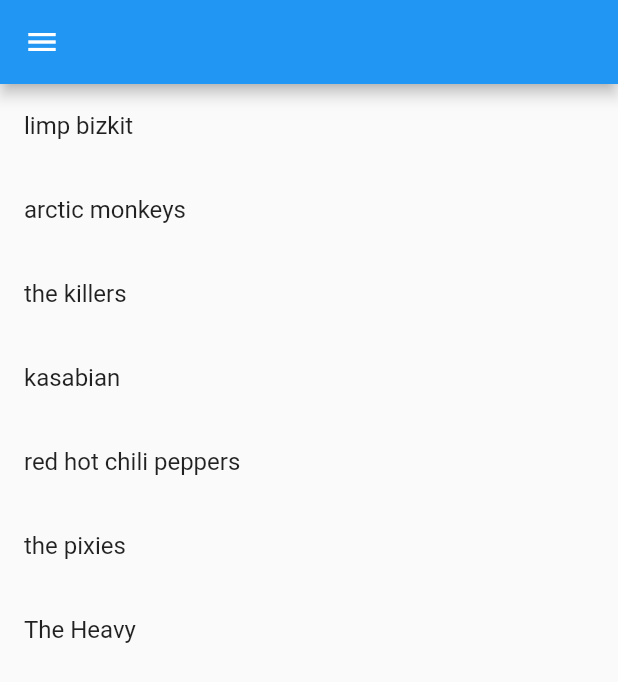
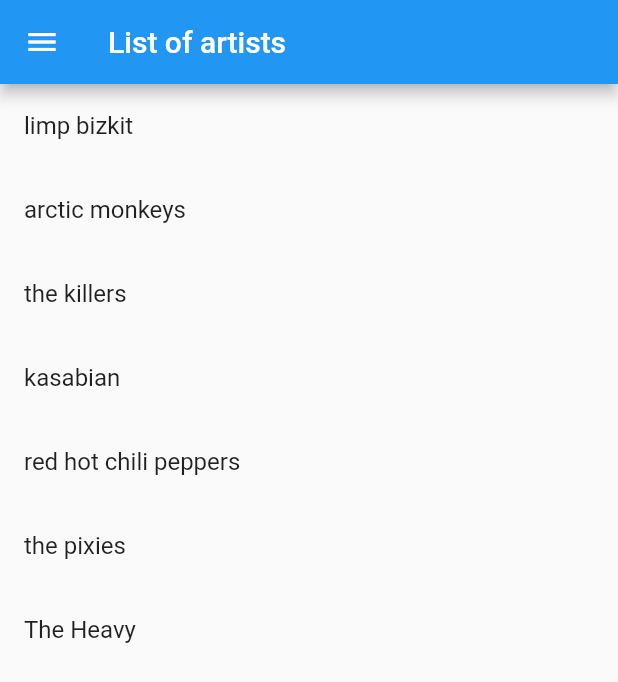
Before and after one commit to MariyaVik/skillbox_7_6, a Flutter app: the ArtistsList screen opened by its route, on a phone screen of 412 x 824 dp. Shown: the top 682 px of the screen. Run offline on Flutter 3.47's test engine with Material 2 defaults, Android fonts, the phone set to English and light mode, and no system bars.

Commit message:
little style change

```diff
--- a/lib/artists_list.dart
+++ b/lib/artists_list.dart
@@ -33,7 +33,9 @@
   Widget build(BuildContext context) {
     return SafeArea(
       child: Scaffold(
-        appBar: AppBar(),
+        appBar: AppBar(
+          title: Text('List of artists'),
+        ),
         drawer: Drawer(
             child: Column(
           children: [
--- a/lib/home.dart
+++ b/lib/home.dart
@@ -13,7 +13,9 @@
   Widget build(BuildContext context) {
     return SafeArea(
       child: Scaffold(
-        appBar: AppBar(),
+        appBar: AppBar(
+          title: Text('Home'),
+        ),
         drawer: Drawer(
             child: Column(
           children: [
--- a/lib/main.dart
+++ b/lib/main.dart
@@ -8,7 +8,6 @@
 class MyApp extends StatelessWidget {
   const MyApp({Key? key}) : super(key: key);
 
-  // This widget is the root of your application.
   @override
   Widget build(BuildContext context) {
     return MaterialApp(
@@ -18,7 +17,6 @@
       ),
       initialRoute: Navigation.initialRoute,
       onGenerateRoute: Navigation.onGenerateRoute,
-      // home: Home(),
     );
   }
 }
```
